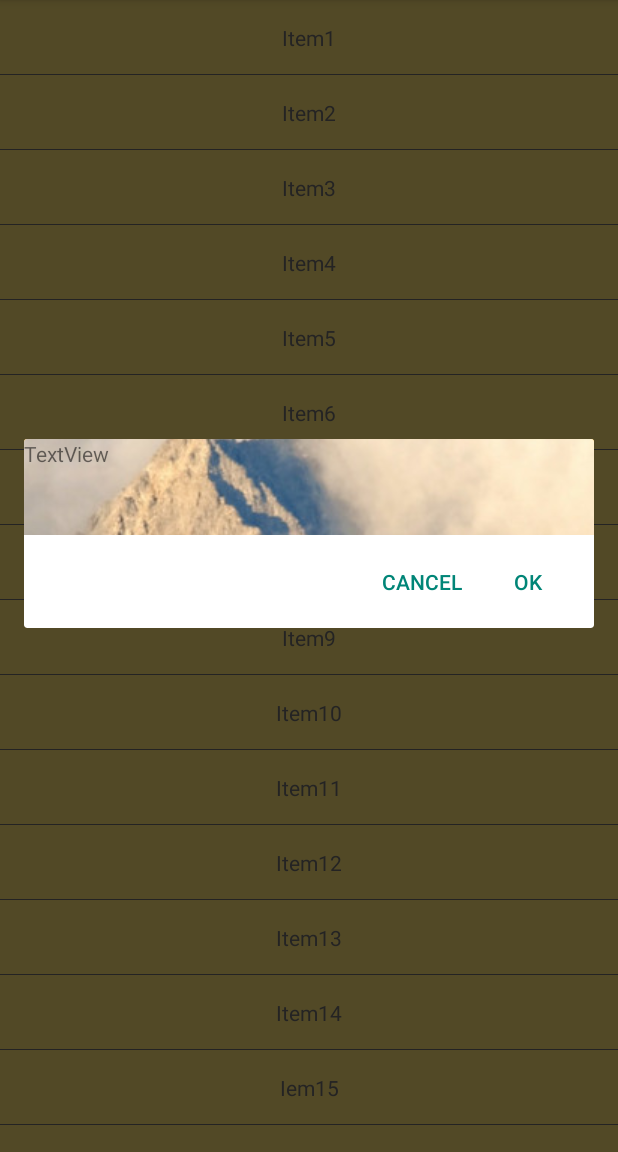
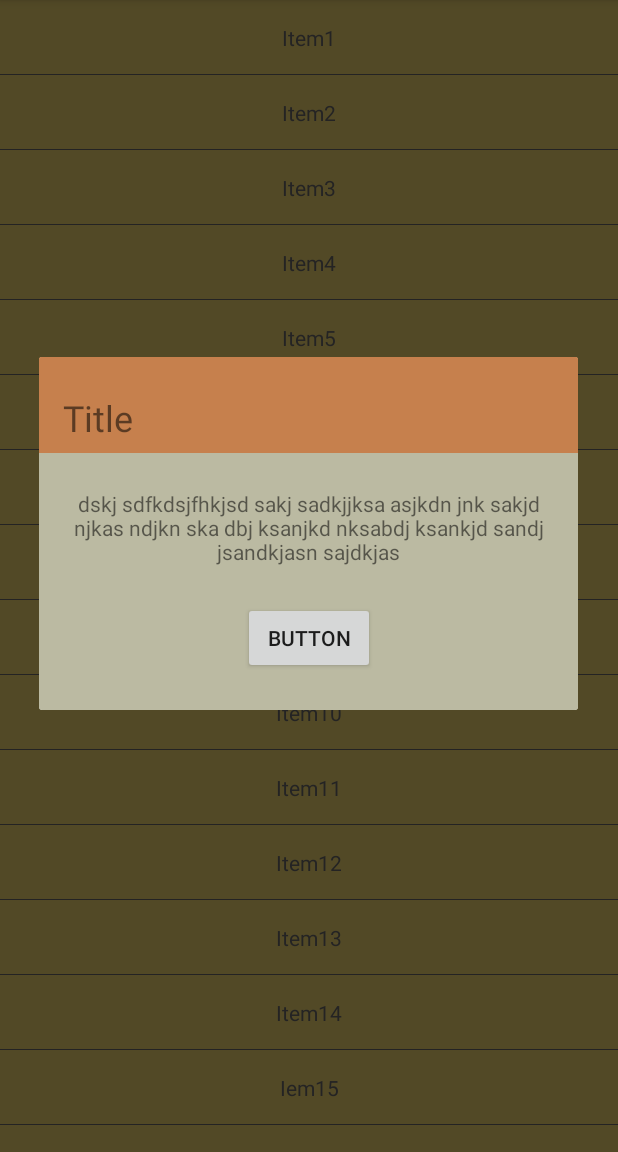
Before and after one commit to alexrnov/LamrimConspectus, an Android app: the screen it shows after launch (MainActivity), after a tap on "about", on a phone screen of 412 x 824 dp, the part 84-1236 px from its top. Run offline under Robolectric (Android 15) with nearby library versions, the phone set to English and light mode, and no system bars; our stand-ins replace androidx.preference.

Commit message:
custom alert dialog

```diff
--- a/app/src/main/java/alexrnov/lamrim/AboutDialogFragment.java
+++ b/app/src/main/java/alexrnov/lamrim/AboutDialogFragment.java
@@ -4,7 +4,10 @@ import android.app.Dialog;
 
 import android.content.DialogInterface;
 import android.os.Bundle;
+import android.util.Log;
 import android.view.LayoutInflater;
+import android.view.View;
+import android.widget.Button;
 
 import org.jetbrains.annotations.NotNull;
 
@@ -20,18 +23,50 @@ public class AboutDialogFragment extends DialogFragment {
     AlertDialog.Builder builder = new AlertDialog.Builder(getActivity());
     LayoutInflater inflater = getActivity().getLayoutInflater();
 
-    builder.setView(inflater.inflate(R.layout.about_dialog, null))
+    /*
+    button.setOnClickListener( new View.OnClickListener() {
+      @Override
+      public void onClick(View v) {
+        Log.i("P", "Click");
+      }
+    });
+
+     */
+    View v = inflater.inflate(R.layout.about_dialog, null);
+    builder.setView(v);
             // Add action buttons
+            /*
             .setPositiveButton("Ok", new DialogInterface.OnClickListener() {
               @Override
               public void onClick(DialogInterface dialog, int id) {
               }
-            })
+            });
+            */
+
+            /*
             .setNegativeButton("Cancel", new DialogInterface.OnClickListener() {
               public void onClick(DialogInterface dialog, int id) {
                 AboutDialogFragment.this.getDialog().cancel();
               }
             });
+            */
+
+
+    AlertDialog alertDialog = builder.create();
+    Button button = (Button) v.findViewById(R.id.close_dialog_button);
+
+    if (button == null) {
+      Log.i("P", "button is null");
+    } else {
+      Log.i("P", "button is not null");
+    }
+
+    button.setOnClickListener( new View.OnClickListener() {
+      @Override
+      public void onClick(View v) {
+        AboutDialogFragment.this.getDialog().cancel();
+      }
+    });
 
     return builder.create();
   }
--- a/app/src/main/java/alexrnov/lamrim/MainActivity.java
+++ b/app/src/main/java/alexrnov/lamrim/MainActivity.java
@@ -13,6 +13,7 @@ import android.os.Bundle;
 import android.text.Html;
 import android.util.Log;
 
+import android.view.LayoutInflater;
 import android.view.View;
 import android.view.Menu;
 import android.view.MenuItem;
@@ -96,6 +97,7 @@ public class MainActivity extends AppCompatActivity {
         AboutDialogFragment settings = new AboutDialogFragment();
         settings.show(this.getSupportFragmentManager(), "tag");
         Log.i("P", "action1");
+
         return true;
       case R.id.action_settings:
         Log.i("P", "action2");
--- a/app/src/main/res/layout/about_dialog.xml
+++ b/app/src/main/res/layout/about_dialog.xml
@@ -1,20 +1,72 @@
-<RelativeLayout xmlns:android="http://schemas.android.com/apk/res/android"
-    android:orientation="vertical"
+<androidx.constraintlayout.widget.ConstraintLayout xmlns:android="http://schemas.android.com/apk/res/android"
+    xmlns:app="http://schemas.android.com/apk/res-auto"
+    xmlns:tools="http://schemas.android.com/tools"
+    android:id="@+id/relativeLayout"
     android:layout_width="match_parent"
-    android:layout_height="match_parent">
+    android:layout_height="match_parent"
+    android:background="@color/background_content"
+    android:orientation="vertical">
 
     <ImageView
-        android:src="@drawable/app_bar_image"
+        android:id="@+id/imageView"
         android:layout_width="match_parent"
         android:layout_height="64dp"
+        android:background="@color/appBarColor"
+        android:contentDescription="@string/app_name"
         android:scaleType="center"
-        android:background="#FFFFBB33"
-        android:contentDescription="@string/app_name" />
+        android:src="@color/appBarColor"
+        app:layout_constraintEnd_toEndOf="parent"
+        app:layout_constraintStart_toStartOf="parent"
+        app:layout_constraintTop_toTopOf="parent" />
 
     <TextView
-        android:id="@+id/textView"
+        android:id="@+id/textView5"
         android:layout_width="wrap_content"
         android:layout_height="wrap_content"
-        android:text="TextView" />
+        android:layout_marginStart="16dp"
+        android:layout_marginLeft="16dp"
+        android:layout_marginTop="24dp"
+        android:text="Title"
+        android:textSize="24sp"
+        android:textAlignment="center"
+        app:layout_constraintStart_toStartOf="parent"
+        app:layout_constraintTop_toTopOf="parent" />
 
-</RelativeLayout>
+    <androidx.constraintlayout.widget.ConstraintLayout
+        android:id="@+id/constraintLayout"
+        android:layout_width="0dp"
+        android:layout_height="wrap_content"
+        android:layout_marginStart="16dp"
+        android:layout_marginLeft="16dp"
+        android:layout_marginTop="24dp"
+        android:layout_marginEnd="16dp"
+        android:layout_marginRight="16dp"
+        app:layout_constraintEnd_toEndOf="parent"
+        app:layout_constraintStart_toStartOf="parent"
+        app:layout_constraintTop_toBottomOf="@+id/imageView">
+
+        <TextView
+            android:id="@+id/textView"
+            android:layout_width="wrap_content"
+            android:layout_height="wrap_content"
+            android:text="dskj sdfkdsjfhkjsd sakj sadkjjksa asjkdn jnk sakjd njkas ndjkn ska dbj ksanjkd nksabdj ksankjd sandj jsandkjasn sajdkjas"
+            android:textAlignment="center"
+            app:layout_constraintBottom_toBottomOf="parent"
+            app:layout_constraintEnd_toEndOf="parent"
+            app:layout_constraintStart_toStartOf="parent"
+            app:layout_constraintTop_toTopOf="parent" />
+    </androidx.constraintlayout.widget.ConstraintLayout>
+
+    <Button
+        android:id="@+id/close_dialog_button"
+        android:layout_width="wrap_content"
+        android:layout_height="wrap_content"
+        android:layout_marginTop="24dp"
+        android:layout_marginBottom="24dp"
+        android:text="Button"
+        app:layout_constraintBottom_toBottomOf="parent"
+        app:layout_constraintEnd_toEndOf="parent"
+        app:layout_constraintStart_toStartOf="parent"
+        app:layout_constraintTop_toBottomOf="@+id/constraintLayout" />
+
+</androidx.constraintlayout.widget.ConstraintLayout>
--- a/app/src/main/res/values/strings.xml
+++ b/app/src/main/res/values/strings.xml
@@ -42,4 +42,5 @@
 
     <string name="additional_resources">Дополнительные ресурсы</string>
     <string name="images_summary">Изображения: www.goodfon.ru</string>
+
 </resources>
```
